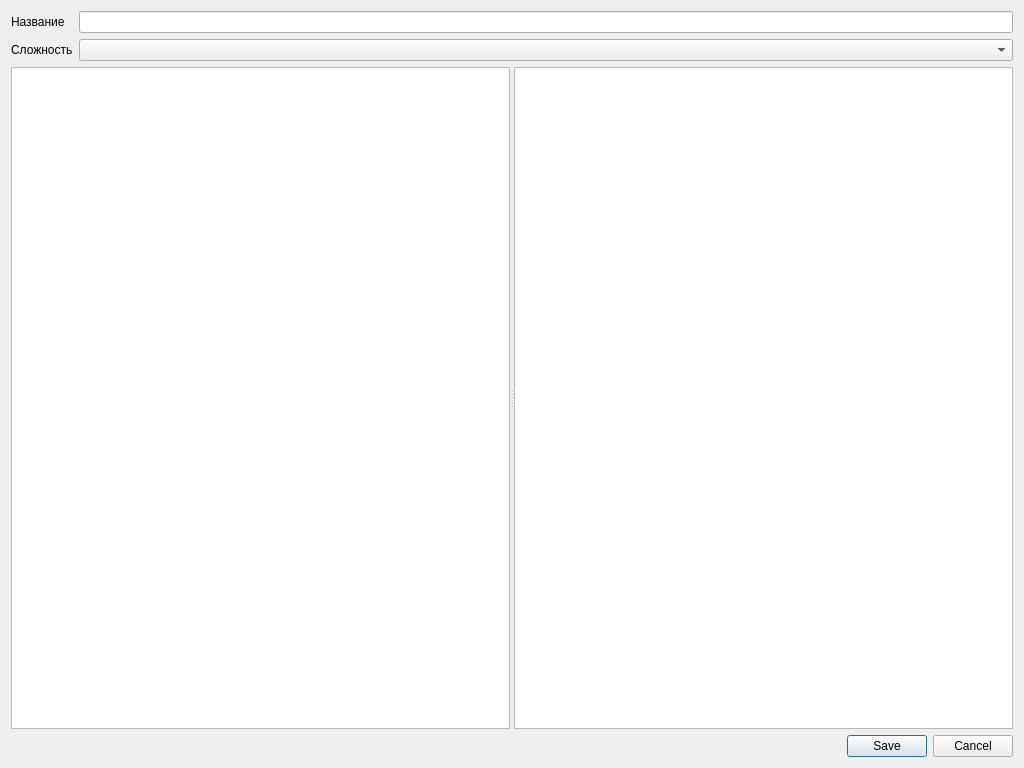
First picture: the form in dialogeditor/dialogeditorwindow.ui, repository QtWorks/VirtualClientDialogEditor, before the edit.
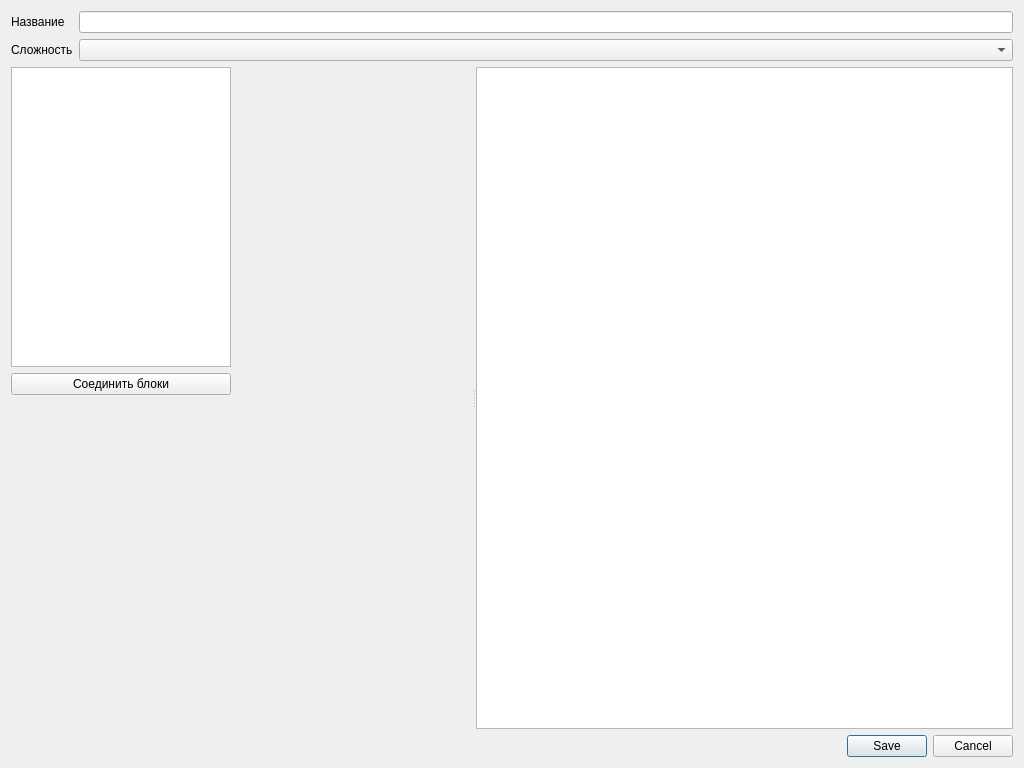
Second picture: the form after the edit. Custom widgets are drawn as their Qt base class.

Commit message: Added ability to connect nodes with button

```diff
--- a/dialogeditor/dialogeditorwindow.ui
+++ b/dialogeditor/dialogeditorwindow.ui
@@ -13,7 +13,7 @@
   <property name="windowTitle">
    <string>Form</string>
   </property>
-  <layout class="QVBoxLayout" name="verticalLayout">
+  <layout class="QVBoxLayout" name="verticalLayout_2">
    <item>
     <layout class="QFormLayout" name="formLayout">
      <property name="sizeConstraint">
@@ -52,7 +52,53 @@
      <property name="orientation">
       <enum>Qt::Horizontal</enum>
      </property>
-     <widget class="QGraphicsView" name="constructorGraphicsView"/>
+
+     <widget class="QWidget" name="verticalLayoutWidget">
+      <layout class="QVBoxLayout" name="verticalLayout">
+       <item>
+        <widget class="QGraphicsView" name="constructorGraphicsView">
+         <property name="minimumSize">
+          <size>
+           <width>220</width>
+           <height>300</height>
+          </size>
+         </property>
+         <property name="maximumSize">
+          <size>
+           <width>220</width>
+           <height>300</height>
+          </size>
+         </property>
+        </widget>
+       </item>
+       <item>
+        <widget class="QPushButton" name="connectNodesButton">
+         <property name="maximumSize">
+          <size>
+           <width>220</width>
+           <height>16777215</height>
+          </size>
+         </property>
+         <property name="text">
+          <string>Соединить блоки</string>
+         </property>
+        </widget>
+       </item>
+       <item>
+        <spacer name="verticalSpacer">
+         <property name="orientation">
+          <enum>Qt::Vertical</enum>
+         </property>
+         <property name="sizeHint" stdset="0">
+          <size>
+           <width>20</width>
+           <height>40</height>
+          </size>
+         </property>
+        </spacer>
+       </item>
+      </layout>
+     </widget>
      <widget class="ZoomableGraphicsView" name="dialogGraphicsView">
       <property name="mouseTracking">
        <bool>true</bool>
```
Left out of the diff: 2 changed lines with no effect on the pictures. The commit also changes 6 other files.
